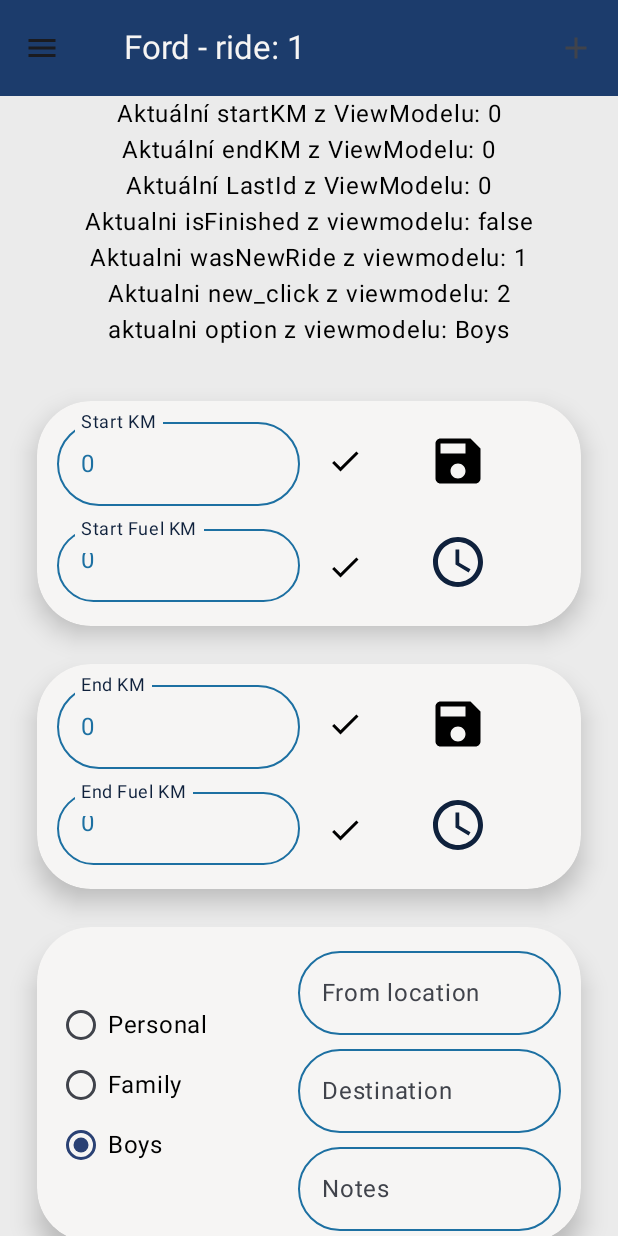
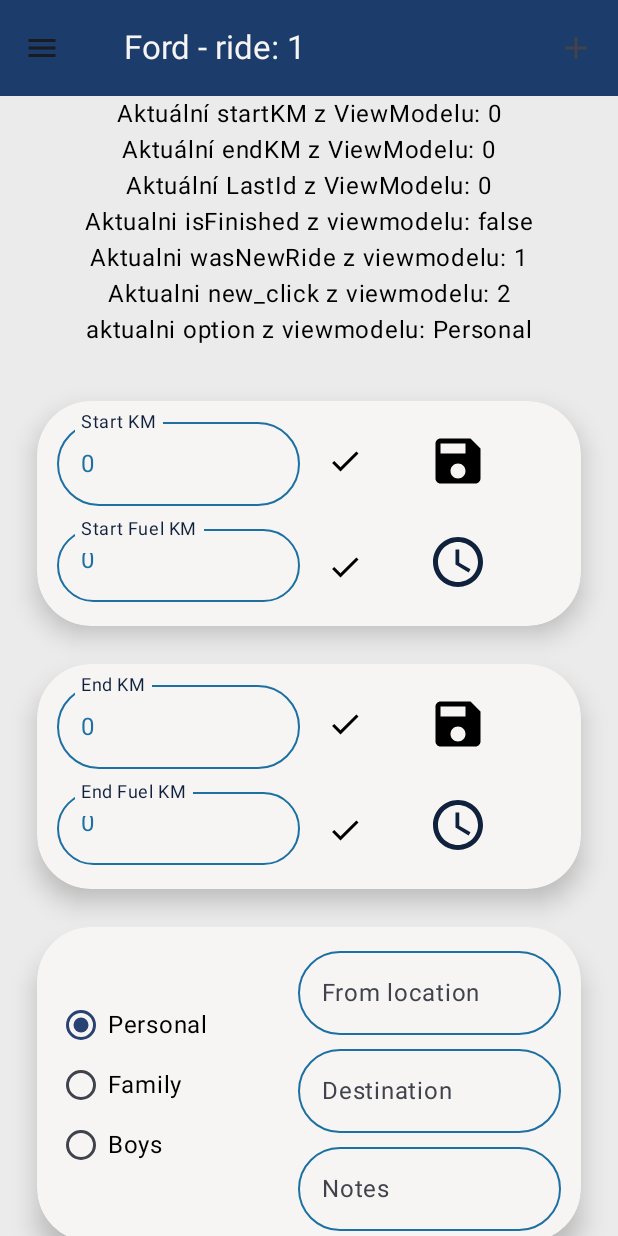
Before and after one commit to Matyl2784/benal.1, an Android app built with Jetpack Compose: the screen it shows after launch (MainActivity), after a tap on "Boys", on a phone screen of 412 x 824 dp. Run offline under Robolectric (Android 15) with nearby library versions, the phone set to English and light mode, and no system bars; our stand-ins replace Room's generated code; libraries missing offline, so code that uses them is left out: android.inputmethodservice; 2 other taps on this screen came first.

Commit message:
fungujici nacteni bullet vyberu

```diff
--- a/app/src/main/java/com/example/benal_10/MainActivity.kt
+++ b/app/src/main/java/com/example/benal_10/MainActivity.kt
@@ -401,6 +401,16 @@ fun Nacteni() {
     if (viewModel.isFinished == true && viewModel.ulozeniNewRide == 0) {
         Nova_jizda()
         viewModel.new_click == 2
+    }
+
+    if (viewModel.isPersonal == true){
+        viewModel.selectedOption = "Personal"
+    }
+    if (viewModel.isFamily == true){
+        viewModel.selectedOption = "Family"
+    }
+    if (viewModel.isBoys == true){
+        viewModel.selectedOption = "Boys"
     }
     Text("Aktuální startKM z ViewModelu: ${viewModel.startKm}")
     Text("Aktuální endKM z ViewModelu: ${viewModel.endKm}")
```
